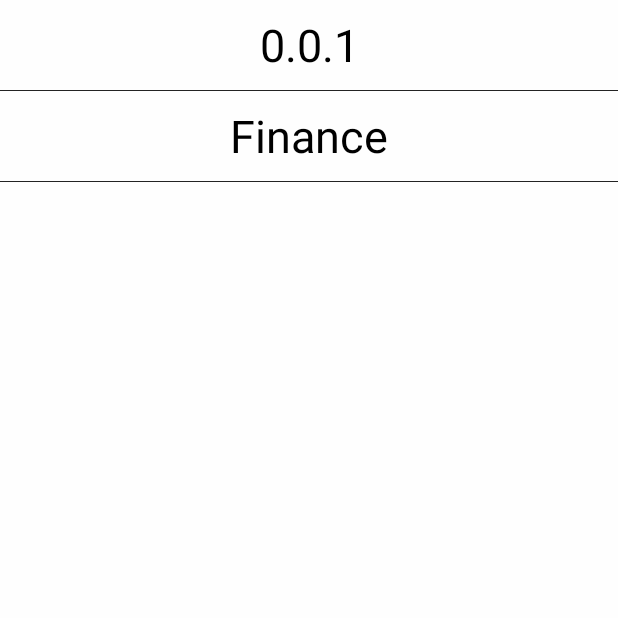
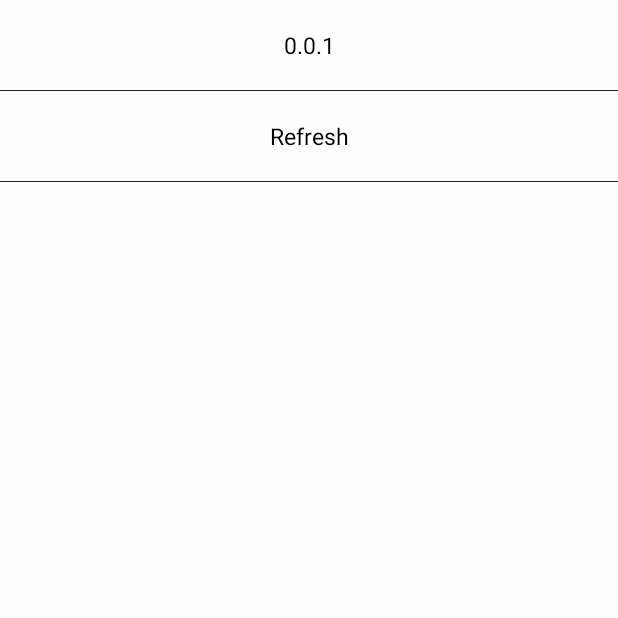
Before and after one commit to fiveshit/News_project, an Android app: the screen it shows after launch (MainActivity), after a tap on "0.0.1", on a phone screen of 412 x 824 dp, the top half of it. Run offline under Robolectric (Android 15) with nearby library versions, the phone set to English and light mode, and no system bars; 1 other tap on this screen came first.

Commit message:
modify url method to Jsoup method for getting web info. add sub-item information can update(Refresh) news

```diff
--- a/app/build.gradle
+++ b/app/build.gradle
@@ -50,6 +50,7 @@ dependencies {
     implementation fileTree(dir: 'libs', include: ['*.jar'])
     implementation 'androidx.appcompat:appcompat:1.0.2'
     implementation 'androidx.constraintlayout:constraintlayout:1.1.3'
+    implementation files('libs\\jsoup-1.14.3.jar')
     testImplementation 'junit:junit:4.12'
     androidTestImplementation 'androidx.test.ext:junit:1.1.0'
     androidTestImplementation 'androidx.test.espresso:espresso-core:3.1.1'
--- a/app/src/main/java/com/factory/news/Capture_news_info.java
+++ b/app/src/main/java/com/factory/news/Capture_news_info.java
@@ -1,8 +1,13 @@
 package com.factory.news;
+import android.content.Context;
 import android.content.Intent;
 import android.icu.util.Output;
 import android.net.Uri;
 import android.util.Log;
+
+import org.jsoup.Jsoup;
+import org.jsoup.nodes.Document;
+import org.jsoup.select.Elements;
 
 import java.io.BufferedReader;
 
@@ -11,38 +16,76 @@ import java.io.InputStreamReader;
 
 import java.net.HttpURLConnection;
 import java.net.URL;
+import java.util.ArrayList;
+import java.util.List;
 
 
 public class Capture_news_info extends Thread{
-    private final static String url = "https://udn.com/news/breaknews/1/6#breaknews";
+    public String url;
+    public String[] result;
+    public int news_size;
     /**
      *
-     * param
+     * function getCallback_size
+     * describe get size
+     * create: Joe
+     * return: java.lang.int
+     **/
+    public int getCallback_size()
+    {
+        return news_size;
+    }
+    /**
+     *
+     * function getCallback
+     * describe get value
+     * create: Joe
+     * return: java.lang.String[]
+     **/
+    public String[] getCallback()
+    {
+        return result;
+    }
+    /**
+     *
+     * function Set_url
+     * describe set url
+     * create: Joe
+     * return: void
+     **/
+    public void Set_url(String url_data)
+    {
+        url = url_data;
+    }
+    /**
+     *
+     * function run
      * describe url get news data
      * create: Joe
      * return: java.lang.String
      **/
-
     @Override
     public void run() {
         String TAG = "news_info";
-        String result = "";
-        HttpURLConnection connection;
-
         try {
             URL news_url = new URL(url);
+            Document doc =  Jsoup.parse(news_url, 3000);
+            Elements title = doc.select("div.story-list__text");
+            result = new String[title.size()];
+            news_size = title.size();
+            for(int i=0;i<news_size;i++) {            //用FOR個別抓取選定的Tag內容
+                Elements title_select = title.get(i).select("a");//.attr("title");//選擇第i個後選取所有為td的Tag
+                // title_select.get(0).text();        //只抓取第 0 Tag的文字
+                if (title_select.attr("title") != null) {
+                    result[i] = (title_select.attr("title")+"\n");
+                    Thread.sleep(10);    //避免執行緒跑太快而UI執行續顯示太慢,覆蓋掉te01~03內容所以設個延遲,也可以使用AsyncTask-異步任務
+                }
+            }
+            /*
             connection = (HttpURLConnection)news_url.openConnection();
             connection.setRequestMethod("GET");
-            //connection.setRequestProperty("authentication",mainActivity.Authentication);
-            //connection.setRequestProperty("connection", "Keep-Alive");
             connection.setRequestProperty("User-Agent", "Mozilla/5.0");
-            //connection.setRequestProperty("Accept-Charset", "UTF-8");
-            //connection.setDoOutput(true);
             connection.setDoInput(true);
-            //connection.connect();
-            //BufferedReader in = new BufferedReader(
-            //new InputStreamReader(connection.getInputStream()));
-            //OutputStream writer = new BufferedOutputStream(connection.getOutputStream());
             InputStream inputStream = connection.getInputStream();
 
             int status = connection.getResponseCode();
@@ -54,14 +97,15 @@ public class Capture_news_info extends Thread{
                 String line="";
                 while ((line = in.readLine()) != null) {
                     result += (line+"\n");
-                    //result += (line.indexOf("title")+"\n");
                }
             } else{
                 result = "Did not work!";
             }
-            System.out.println(result);
 
-        }catch (Exception  ex){
+             */
+            //System.out.println(result);
+
+        }catch (Exception ex){
             System.out.println(ex);
         }
 
--- a/app/src/main/java/com/factory/news/Finance_list.java
+++ b/app/src/main/java/com/factory/news/Finance_list.java
@@ -17,12 +17,15 @@ import java.util.List;
 // ---------------------------------------//
 public class Finance_list {
     public String TAG = "Finance_UI";
+    private final String url = "https://udn.com/news/breaknews/1/6#breaknews";
     private final int MAX_FINANCE_LIST = 2;
     List<ItemBean> Finance_list = new ArrayList<>();
+    private static String[] result;
+    public int size = 0;
     function_interface[] finance_function = new function_interface[MAX_FINANCE_LIST];
     public Finance_list(List<ItemBean> list, Context context)
     {
-
+        result = new String[size];
         Finance_list = list;
         finance_function = new function_interface []{
                 new function_interface (){ public boolean function(int key_code){return Set_Finance_function(key_code);} },
@@ -37,21 +40,42 @@ public class Finance_list {
     {
         Finance_list.add(new ItemBean(Get_Finance_Ver()));
         Finance_list.add(new ItemBean(Get_Finance_Test()));
+        /*---------------------------*/
+        /*------dynamic update ------*/
+        /*---------------------------*/
+        for(int i =0;i<size;i++) {
+            Finance_list.add(new ItemBean(result[i]));
+        }
+
     }
     public String Get_Finance_Ver(){
         String Finance_Ver = "0.0.1";
         return Finance_Ver;
     }
     public String Get_Finance_Test(){
-        String Finance_Test = "Finance";
+        String Finance_Test = "Refresh";
         return Finance_Test;
     }
+    /*---------------------------------------------*/
+    /*---execute function in the Finance list -----*/
+    /*---------------------------------------------*/
+
     /*-----------------------------------------*/
     /*---Set function in the Finance list -----*/
     /*-----------------------------------------*/
     public boolean Set_Finance_function(int key_code)
     {
-        new Thread(new Capture_news_info()).start();
+        Capture_news_info task1 = new Capture_news_info();
+        task1.Set_url(url);
+        Thread t1 = new Thread(task1);//.start()
+        try {
+            t1.start();
+            t1.join();
+        }catch (Exception e){
+            System.out.println(e);
+        }
+        result = task1.getCallback();
+        size = task1.getCallback_size();
         Log.d(TAG,"key_code :" + key_code);
         return true;
     }
--- a/app/src/main/res/layout/item.xml
+++ b/app/src/main/res/layout/item.xml
@@ -9,7 +9,7 @@
         android:layout_height="60dp"
         android:gravity="center"
         android:textColor="#000000"
-        android:textSize="30sp"
+        android:textSize="15sp"
         />
 
 
```
Also changed, not shown: app/src/main/java/com/factory/news/Internationality_list.java (+22 -1 lines), app/src/main/java/com/factory/news/MainActivity.java (+30 -6 lines), app/src/main/java/com/factory/news/Politics_list.java (+23 -3 lines), app/src/main/java/com/factory/news/Society_list.java (+21 -2 lines), app/src/main/java/com/factory/news/Technology_list.java (+21 -2 lines).
